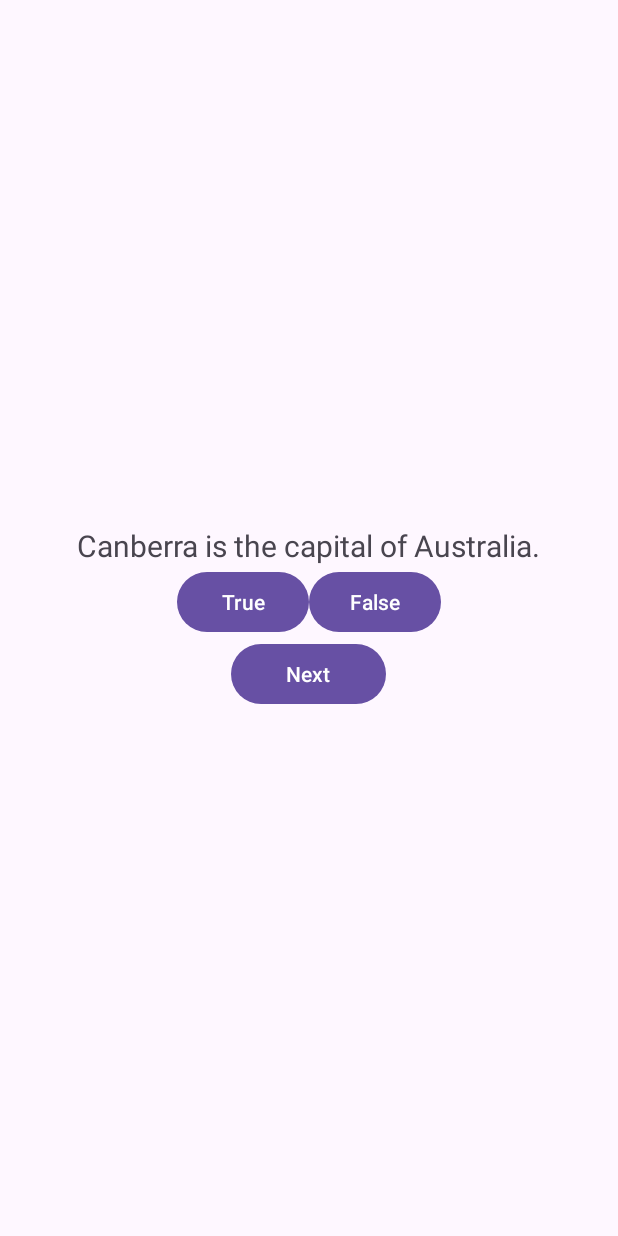
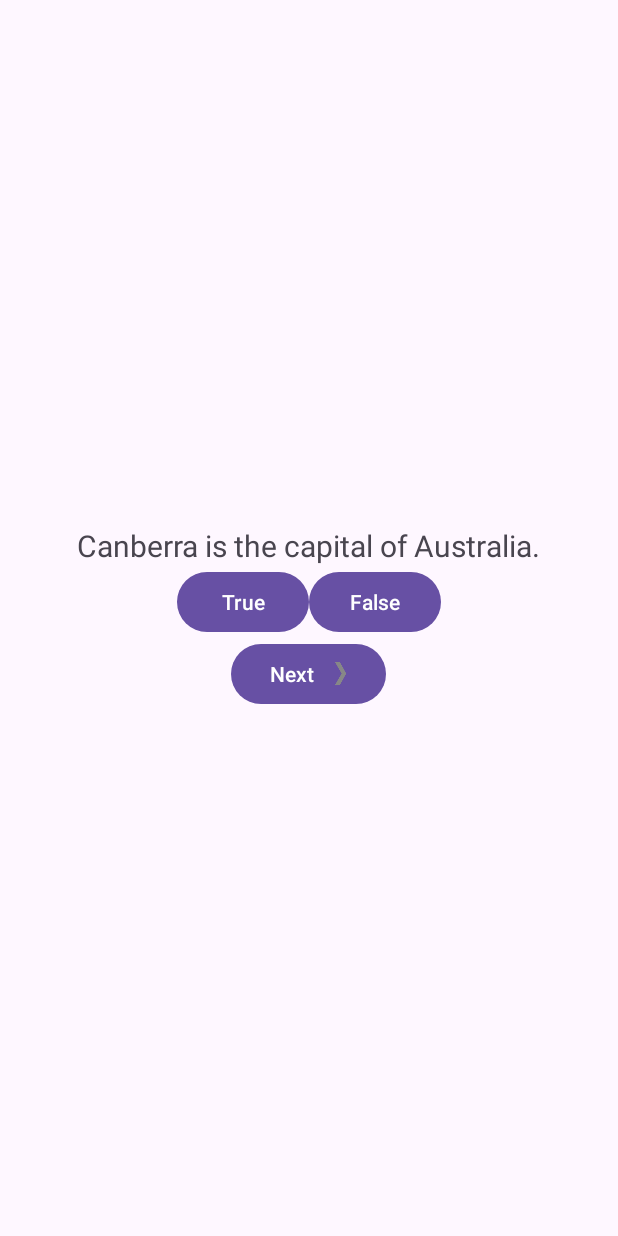
Before and after one commit to PumpkinFox13/GeoQuiz, an Android app: the screen it shows after launch (MainActivity), on a phone screen of 412 x 824 dp. Run offline under Robolectric (Android 15) with nearby library versions, the phone set to English and light mode, and no system bars.

Commit message:
arrows dobavlen

```diff
--- a/app/src/main/res/layout/activity_main.xml
+++ b/app/src/main/res/layout/activity_main.xml
@@ -50,7 +50,9 @@
             android:id="@+id/next_button"
             android:layout_width="103dp"
             android:layout_height="wrap_content"
-            android:text="Next" />
+            android:text="Next"
+            android:drawableEnd="@drawable/arrow_right"
+            android:drawablePadding="4dp"/>
     </LinearLayout>
 
 </androidx.constraintlayout.widget.ConstraintLayout>
```
